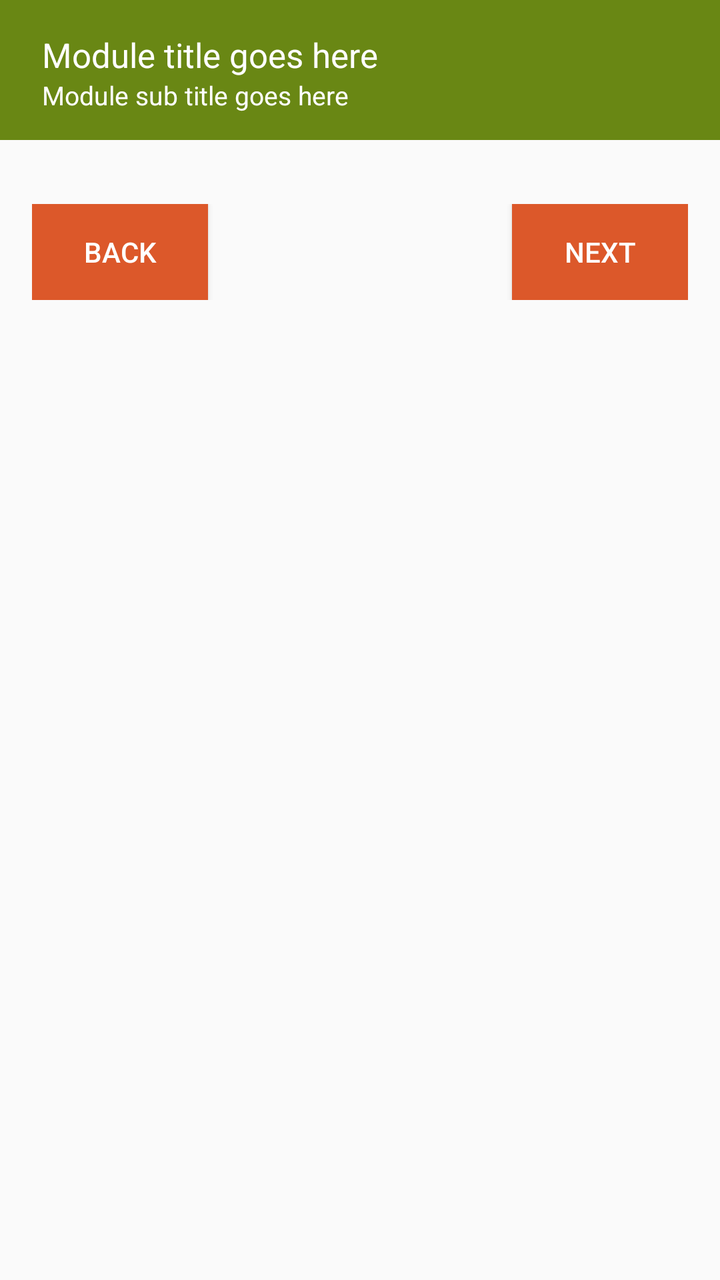
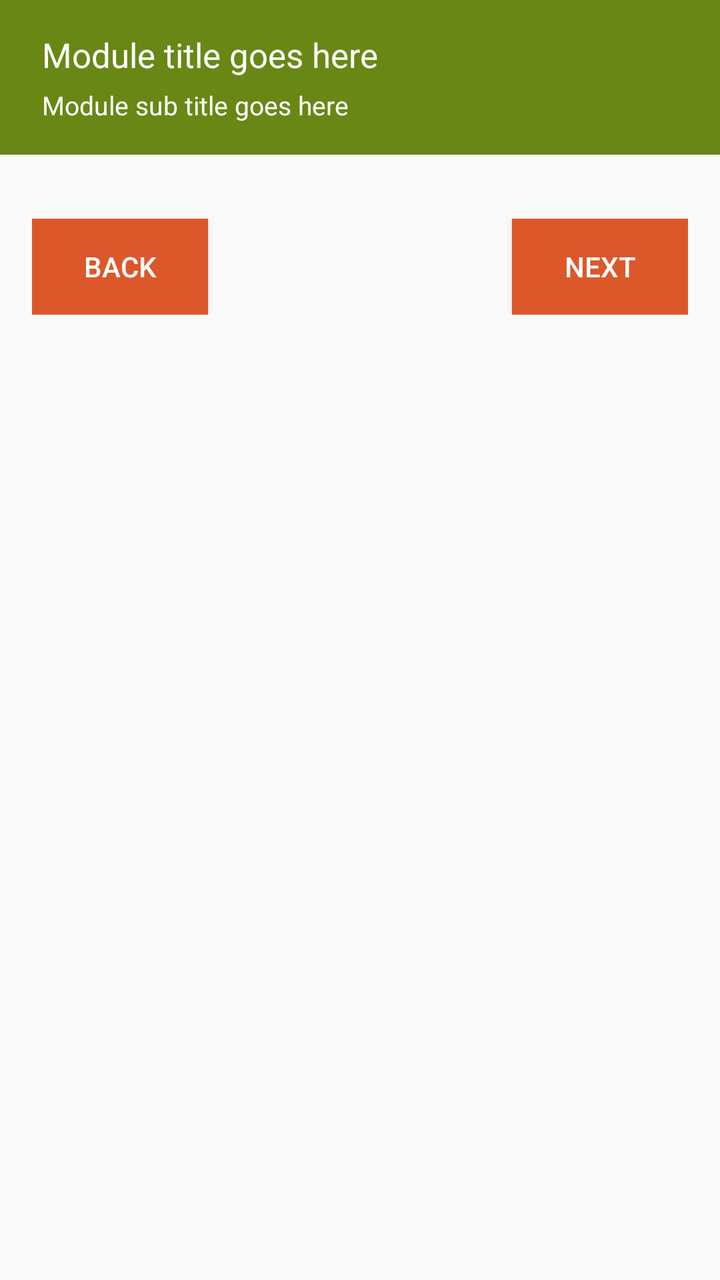

Compare the two renders of this Android layout. The source of the first and the diff that turns it into the second are given below.
<!-- AndroidManifest.xml: application theme AppCompactTheme -->
<!-- res/layout/activity_complete_module.xml -->
<RelativeLayout xmlns:android="http://schemas.android.com/apk/res/android"
    xmlns:app="http://schemas.android.com/apk/res-auto"
    xmlns:tools="http://schemas.android.com/tools" android:layout_width="match_parent"
    android:layout_height="match_parent"
    android:background="@color/ofis_page_background"
    tools:context="com.olam.digital.ofis.CompleteModuleActivity"
    android:focusableInTouchMode="true"
    tools:ignore="Overdraw">

    <ImageView
        android:layout_width="match_parent"
        android:layout_height="70dp"
        android:id="@+id/topSectionBackground"
        android:background="@color/ofis_farmer_screen_actions_background"
        android:contentDescription="@string/cd_topSectionColour" />

    
    <LinearLayout
        android:orientation="horizontal"
        android:layout_width="match_parent"
        android:layout_height="match_parent"
        android:layout_below="@+id/topSectionBackground"
        >

        <ScrollView
            android:layout_width="match_parent"
            android:layout_height="match_parent"
            android:id="@+id/scrollView"
            tools:ignore="UselessParent">

            <LinearLayout
                android:orientation="vertical"
                android:layout_width="match_parent"
                android:layout_height="wrap_content"
                android:id="@+id/bottomSection"
                android:paddingLeft="@dimen/activity_horizontal_margin"
                android:paddingRight="@dimen/activity_horizontal_margin"
                android:paddingBottom="@dimen/activity_vertical_margin"
                android:paddingTop="@dimen/activity_vertical_margin">

                    <LinearLayout
                        android:orientation="vertical"
                        android:layout_width="match_parent"
                        android:layout_height="wrap_content"
                        android:id="@+id/questionsSection"/>

                    <RelativeLayout
                        android:orientation="horizontal"
                        android:layout_width="match_parent"
                        android:layout_height="wrap_content"
                        android:id="@+id/footer"
                        android:paddingBottom="@dimen/activity_vertical_margin"
                        android:paddingTop="@dimen/activity_vertical_margin">

                        <Button
                            android:layout_width="wrap_content"
                            android:layout_height="wrap_content"
                            android:id="@+id/prevSubmodule"
                            android:background="@color/ofis_action_button_background"
                            android:text="@string/ModuleBackButton"
                            android:textColor="@color/ofis_base_font_white"
                            android:paddingLeft="15dp"
                            android:paddingRight="15dp"/>

                        <Button
                            android:layout_width="wrap_content"
                            android:layout_height="wrap_content"
                            android:id="@+id/nextSaveSubmodule"
                            android:background="@color/ofis_action_button_background"
                            android:text="@string/ModuleNextButton"
                            android:textColor="@color/ofis_base_font_white"
                            android:paddingLeft="15dp"
                            android:paddingRight="15dp"
                            android:layout_alignParentRight="true"
                            android:layout_alignParentEnd="true"
                            tools:ignore="RelativeOverlap" />

                    </RelativeLayout>

            </LinearLayout>

        </ScrollView>
    </LinearLayout>
    
    <LinearLayout
        android:orientation="horizontal"
        android:layout_width="match_parent"
        android:layout_height="wrap_content"
        android:id="@+id/topSection"
        android:baselineAligned="false"
        android:paddingBottom="0dp"
        android:layout_margin="0dp"
        android:weightSum="10">

        
        <LinearLayout
            android:orientation="vertical"
            android:layout_width="0dp"
            android:layout_height="wrap_content"
            android:layout_weight="8"
            android:paddingLeft="@dimen/activity_horizontal_margin"
            android:paddingTop="@dimen/activity_vertical_margin"
            android:paddingRight="@dimen/activity_horizontal_margin"
            android:paddingBottom="@dimen/activity_vertical_margin">

            <TextView
                android:layout_width="match_parent"
                android:layout_height="wrap_content"
                android:text="@string/ModuleTitle"
                android:id="@+id/completeModuleModuleTitle"
                android:textColor="@color/ofis_base_font_white"
                android:paddingRight="0dp"
                android:paddingLeft="5dp"
                android:textSize="@dimen/ofis_large_text"
                android:maxLines="1" />
            <TextView
                android:layout_width="match_parent"
                android:layout_height="wrap_content"
                android:text="@string/ModuleSubTitle"
                android:id="@+id/completeModuleSubModuleTitle"
                android:textColor="@color/ofis_base_font_white"
                android:paddingRight="0dp"
                android:paddingLeft="5dp"
                android:textSize="@dimen/ofis_small_text"
                tools:ignore="RtlHardcoded"
                android:maxLines="1" />


        </LinearLayout>
        
        <RelativeLayout
            android:orientation="horizontal"
            android:layout_width="0dp"
            android:layout_height="match_parent"
            android:layout_weight="2"
            android:paddingTop="25dp"
            android:paddingLeft="0dp"
            android:paddingRight="10dp">

            <ImageButton
                android:layout_width="wrap_content"
                android:layout_height="wrap_content"
                android:id="@+id/saveProgress"
                app:srcCompat="@drawable/ic_actionbutton_save"
                android:scaleType="center"
                android:background="@android:color/transparent"
                android:contentDescription="@string/Save"
                android:layout_alignParentBottom="true"
                android:layout_alignParentRight="true"
                />

        </RelativeLayout>

    </LinearLayout>

</RelativeLayout>
<!-- resources referenced by this layout -->
<resources>
  <color name="ofis_action_button_background">#dc582a</color>
  <color name="ofis_base_font_white">#ffffff</color>
  <color name="ofis_farmer_screen_actions_background">#698714</color>
  <color name="ofis_page_background">#fffafafa</color>
  <dimen name="activity_horizontal_margin">16dp</dimen>
  <dimen name="activity_vertical_margin">16dp</dimen>
  <dimen name="ofis_large_text">17sp</dimen>
  <dimen name="ofis_small_text">13sp</dimen>
  <!-- drawable ic_actionbutton_save: png bitmap (drawable-hdpi, 4595 bytes) -->
  <string name="ModuleBackButton">Back</string>
  <string name="ModuleNextButton">Next</string>
  <string name="ModuleSubTitle">Module sub title goes here</string>
  <string name="ModuleTitle">Module title goes here</string>
  <string name="Save">Save</string>
  <string name="cd_topSectionColour">Coloured background for section</string>
  <style name="AppCompactTheme" parent="Theme.AppCompat.Light">
          
          <item name="spinnerStyle">@android:style/Widget.Holo.Light.Spinner</item>
          <item name="android:spinnerItemStyle">@style/SpinnerItem</item>
          <item name="spinnerDropDownItemStyle">@style/SpinnerItem.DropDownItem</item>
          <item name="dropDownListViewStyle">@style/StandardSpinner</item>
  
          <item name="actionBarStyle">@style/AppTheme.ActionBarStyle</item>
  
      </style>
  <style name="SpinnerItem" parent="Widget.AppCompat.TextView.SpinnerItem">
          <item name="android:textColor">@color/ofis_base_font_white</item>
          <item name="android:textSize">@dimen/ofis_spinner_text</item>
      </style>
  <style name="SpinnerItem.DropDownItem" parent="Widget.AppCompat.Light.DropDownItem.Spinner">
          <item name="android:textColor">@color/ofis_text_field</item>
          <item name="background">@color/ofis_spinner_item_background</item>
      </style>
  <style name="StandardSpinner" parent="Widget.AppCompat.ListView.DropDown">
          <item name="android:dividerHeight">@dimen/ofis_spinner_itemseparator</item>
          <item name="divider">@color/ofis_spinner_divider</item>
      </style>
  <style name="AppTheme.ActionBarStyle" parent="Theme.AppCompat.Light">
          <item name="titleTextStyle">@style/AppTheme.ActionBar.TitleTextStyle</item>
      </style>
  <dimen name="ofis_spinner_text">14sp</dimen>
  <color name="ofis_text_field">#DE000000</color>
  <color name="ofis_spinner_item_background">@color/ofis_actionbar_background</color>
  <dimen name="ofis_spinner_itemseparator">1dp</dimen>
  <color name="ofis_spinner_divider">#ff333333</color>
  <style name="AppTheme.ActionBar.TitleTextStyle" parent="android:TextAppearance">
          <item name="android:textSize">@dimen/ofis_large_text</item>
          <item name="android:textStyle">bold</item>
      </style>
  <color name="ofis_actionbar_background">#dddddd</color>
</resources>

<!-- the commit's change to res/layout/activity_complete_module.xml (unified diff, before → after) -->
@@ -7,19 +7,19 @@
     android:focusableInTouchMode="true"
     tools:ignore="Overdraw">
 
-    <ImageView
-        android:layout_width="match_parent"
-        android:layout_height="70dp"
-        android:id="@+id/topSectionBackground"
-        android:background="@color/ofis_farmer_screen_actions_background"
-        android:contentDescription="@string/cd_topSectionColour" />
+
+
+
+
+
+
 
     
     <LinearLayout
         android:orientation="horizontal"
         android:layout_width="match_parent"
         android:layout_height="match_parent"
-        android:layout_below="@+id/topSectionBackground"
+        android:layout_below="@+id/topSection"
         >
 
         <ScrollView
@@ -81,12 +81,15 @@
 
         </ScrollView>
     </LinearLayout>
+
+
     
     <LinearLayout
         android:orientation="horizontal"
         android:layout_width="match_parent"
         android:layout_height="wrap_content"
         android:id="@+id/topSection"
+        android:background="@color/ofis_farmer_screen_actions_background"
         android:baselineAligned="false"
         android:paddingBottom="0dp"
         android:layout_margin="0dp"
@@ -104,26 +107,25 @@
             android:paddingBottom="@dimen/activity_vertical_margin">
 
             <TextView
+                android:id="@+id/completeModuleModuleTitle"
                 android:layout_width="match_parent"
                 android:layout_height="wrap_content"
+                android:paddingLeft="5dp"
+                android:paddingRight="0dp"
                 android:text="@string/ModuleTitle"
-                android:id="@+id/completeModuleModuleTitle"
                 android:textColor="@color/ofis_base_font_white"
-                android:paddingRight="0dp"
-                android:paddingLeft="5dp"
-                android:textSize="@dimen/ofis_large_text"
-                android:maxLines="1" />
+                android:textSize="@dimen/ofis_large_text" />
             <TextView
                 android:layout_width="match_parent"
                 android:layout_height="wrap_content"
                 android:text="@string/ModuleSubTitle"
                 android:id="@+id/completeModuleSubModuleTitle"
                 android:textColor="@color/ofis_base_font_white"
+                android:layout_marginTop="@dimen/mapview_magrin"
                 android:paddingRight="0dp"
                 android:paddingLeft="5dp"
                 android:textSize="@dimen/ofis_small_text"
-                tools:ignore="RtlHardcoded"
-                android:maxLines="1" />
+                tools:ignore="RtlHardcoded" />
 
 
         </LinearLayout>
<!-- resource entries referenced after the edit -->
@@ -6,6 +6,7 @@
   <color name="ofis_page_background">#fffafafa</color>
   <dimen name="activity_horizontal_margin">16dp</dimen>
   <dimen name="activity_vertical_margin">16dp</dimen>
+  <dimen name="mapview_magrin">5dp</dimen>
   <dimen name="ofis_large_text">17sp</dimen>
   <dimen name="ofis_small_text">13sp</dimen>
   <!-- drawable ic_actionbutton_save: png bitmap (drawable-hdpi, 4595 bytes) -->
@@ -14,7 +15,6 @@
   <string name="ModuleSubTitle">Module sub title goes here</string>
   <string name="ModuleTitle">Module title goes here</string>
   <string name="Save">Save</string>
-  <string name="cd_topSectionColour">Coloured background for section</string>
   <style name="AppCompactTheme" parent="Theme.AppCompat.Light">
           
           <item name="spinnerStyle">@android:style/Widget.Holo.Light.Spinner</item>
